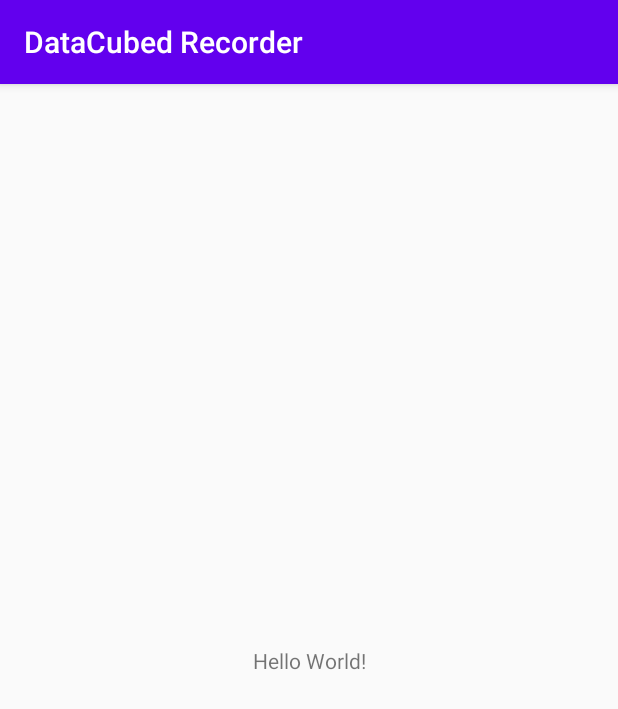
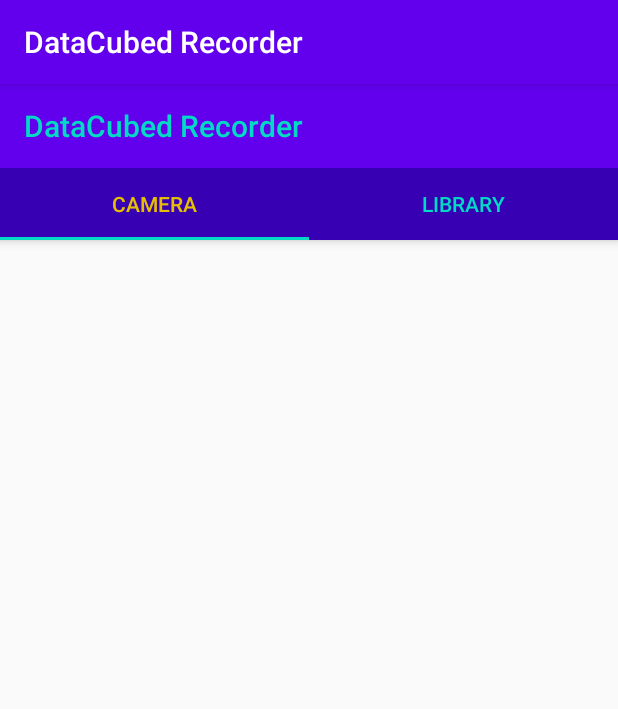
Before and after one commit to dhchung317/DataCubedRecorder, an Android app: the screen it shows after launch (MainActivity), on a phone screen of 412 x 824 dp. Shown: the top 709 px of the screen. Run offline under Robolectric (Android 15) with nearby library versions, the phone set to English and light mode, and no system bars.

Commit message:
layout for main activity

```diff
--- a/app/build.gradle
+++ b/app/build.gradle
@@ -31,6 +31,7 @@ dependencies {
     implementation 'androidx.core:core-ktx:1.3.2'
     implementation 'androidx.appcompat:appcompat:1.2.0'
     implementation 'androidx.constraintlayout:constraintlayout:2.0.2'
+    implementation 'androidx.coordinatorlayout:coordinatorlayout:1.1.0'
     testImplementation 'junit:junit:4.13'
     androidTestImplementation 'androidx.test.ext:junit:1.1.2'
     androidTestImplementation 'androidx.test.espresso:espresso-core:3.3.0'
--- a/app/src/main/res/layout/activity_main.xml
+++ b/app/src/main/res/layout/activity_main.xml
@@ -1,18 +1,60 @@
 <?xml version="1.0" encoding="utf-8"?>
-<androidx.constraintlayout.widget.ConstraintLayout xmlns:android="http://schemas.android.com/apk/res/android"
+<androidx.constraintlayout.widget.ConstraintLayout
+    xmlns:android="http://schemas.android.com/apk/res/android"
     xmlns:app="http://schemas.android.com/apk/res-auto"
     xmlns:tools="http://schemas.android.com/tools"
+    android:id="@+id/constraintLayout"
     android:layout_width="match_parent"
     android:layout_height="match_parent"
     tools:context=".ui.MainActivity">
 
-    <TextView
-        android:layout_width="wrap_content"
+    <com.google.android.material.appbar.AppBarLayout
+        android:id="@+id/app_bar_layout"
+        android:layout_width="match_parent"
         android:layout_height="wrap_content"
-        android:text="Hello World!"
+        app:layout_constraintTop_toTopOf="parent"
+        app:layout_constraintStart_toStartOf="parent"
+        app:layout_constraintEnd_toEndOf="parent"
+        >
+
+        <androidx.appcompat.widget.Toolbar
+            android:id="@+id/toolbar"
+            android:layout_width="match_parent"
+            android:layout_height="?attr/actionBarSize"
+            android:background="?attr/colorPrimary"
+            app:layout_scrollFlags="scroll|enterAlways"
+            app:title="@string/app_name"
+            app:titleTextColor="@color/colorAccent"/>
+
+        <com.google.android.material.tabs.TabLayout
+            android:id="@+id/tabs"
+            android:layout_width="match_parent"
+            android:layout_height="wrap_content"
+            android:background="?attr/colorPrimaryDark"
+            app:tabGravity="fill"
+            app:tabMode="fixed"
+            app:tabTextColor="@color/colorAccent"
+            app:tabSelectedTextColor="@color/colorTextOnDark">
+
+            <com.google.android.material.tabs.TabItem
+                android:layout_width="wrap_content"
+                android:layout_height="wrap_content"
+                android:text="@string/camera_tab_text"/>
+
+            <com.google.android.material.tabs.TabItem
+                android:layout_width="wrap_content"
+                android:layout_height="wrap_content"
+                android:text="@string/library_tab_text"/>
+        </com.google.android.material.tabs.TabLayout>
+    </com.google.android.material.appbar.AppBarLayout>
+
+    <androidx.viewpager2.widget.ViewPager2
+        android:id="@+id/viewpager"
+        android:layout_width="match_parent"
+        android:layout_height="0dp"
+        app:layout_constraintTop_toBottomOf="@+id/app_bar_layout"
         app:layout_constraintBottom_toBottomOf="parent"
-        app:layout_constraintLeft_toLeftOf="parent"
-        app:layout_constraintRight_toRightOf="parent"
-        app:layout_constraintTop_toTopOf="parent" />
+        app:layout_constraintStart_toStartOf="parent"
+        app:layout_constraintEnd_toEndOf="parent" />
 
 </androidx.constraintlayout.widget.ConstraintLayout>
--- a/app/src/main/res/values/colors.xml
+++ b/app/src/main/res/values/colors.xml
@@ -3,4 +3,5 @@
     <color name="colorPrimary">#6200EE</color>
     <color name="colorPrimaryDark">#3700B3</color>
     <color name="colorAccent">#03DAC5</color>
+    <color name="colorTextOnDark">#E6C000</color>
 </resources>
--- a/app/src/main/res/values/strings.xml
+++ b/app/src/main/res/values/strings.xml
@@ -1,3 +1,5 @@
 <resources>
     <string name="app_name">DataCubed Recorder</string>
+    <string name="camera_tab_text">CAMERA</string>
+    <string name="library_tab_text">LIBRARY</string>
 </resources>
```
